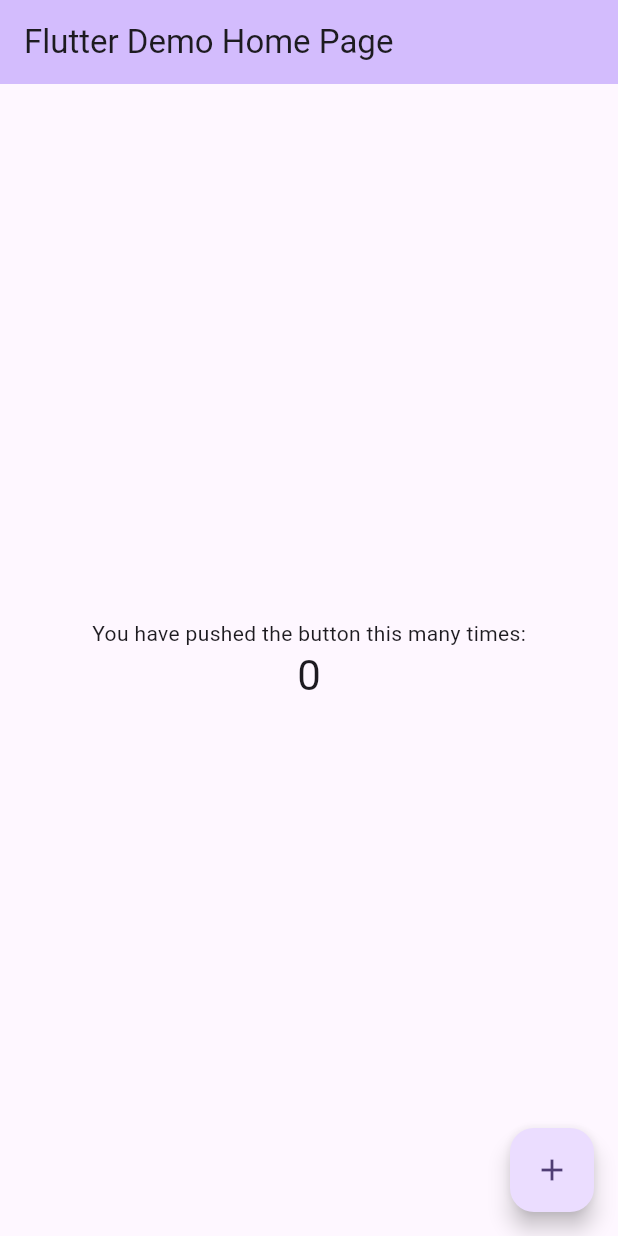
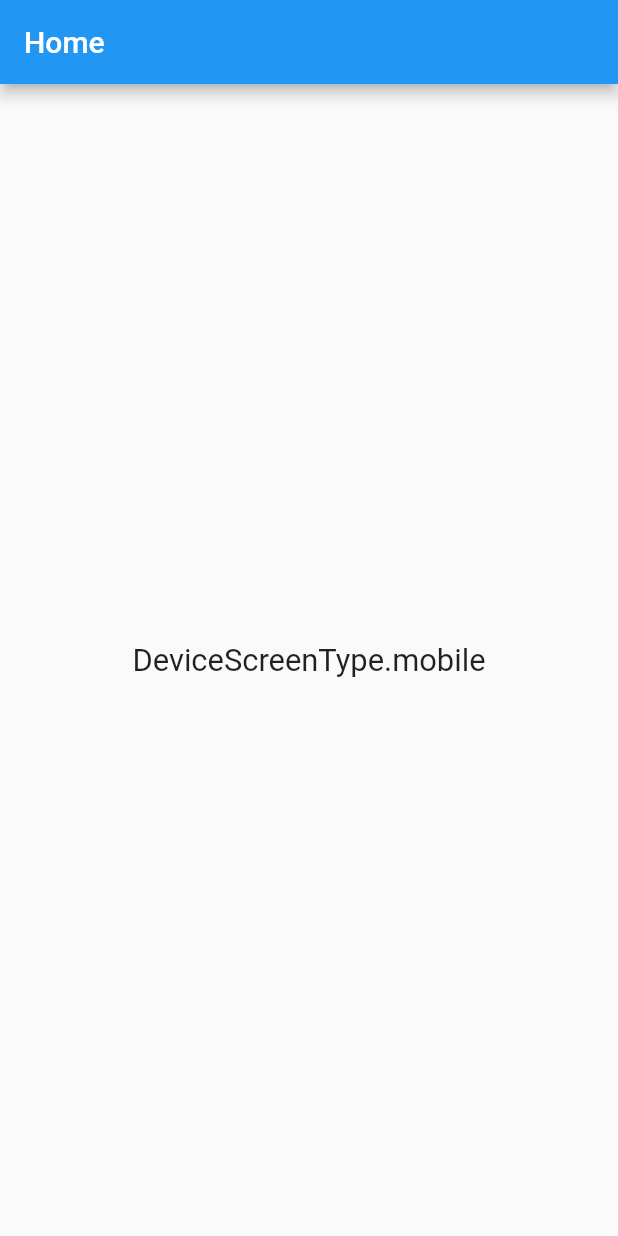
Before and after one commit to csearafat01/module_8, a Flutter app: the screen it shows after launch, on a phone screen of 412 x 824 dp. Run offline on Flutter 3.47's test engine with Material 2 defaults, Android fonts, the phone set to English and light mode, and no system bars; our stand-ins replace device_preview, responsive_builder, sizer.

Commit message:
module_8_device_preview and Sizer

```diff
--- /dev/null
+++ b/lib/home_screen.dart
@@ -0,0 +1,33 @@
+import 'package:flutter/material.dart';
+import 'package:responsive_builder/responsive_builder.dart';
+import 'package:sizer/sizer.dart';
+
+/// Stack, Positioned, Align
+/// responsive Layout builder: responsive_builder
+/// Device preview : device_preview
+/// Size (height, width) : Sizer
+
+class HomeScreen extends StatelessWidget {
+  const HomeScreen({super.key});
+
+  @override
+  Widget build(BuildContext context) {
+    return Scaffold(
+      appBar: AppBar(
+        title: Text('Home'),
+      ),
+      body: ResponsiveBuilder(
+        builder: (context, sizeInformation) {
+          return Center(
+            child: Text(
+              sizeInformation.deviceScreenType.toString(),
+              style: TextStyle(
+                  fontSize: 15.sp
+              ),
+            ),
+          );
+        },
+      ),
+    );
+  }
+}
--- a/lib/main.dart
+++ b/lib/main.dart
@@ -1,125 +1,34 @@
+import 'package:device_preview/device_preview.dart';
+import 'package:flutter/foundation.dart';
 import 'package:flutter/material.dart';
+import 'home_screen.dart';
+import 'package:sizer/sizer.dart';
 
 void main() {
-  runApp(const MyApp());
+  runApp(
+    DevicePreview(
+      enabled: kDebugMode,
+      builder: (context) {
+        return MyApp();
+      },
+    ),
+  );
 }
 
 class MyApp extends StatelessWidget {
   const MyApp({super.key});
 
-  // This widget is the root of your application.
   @override
   Widget build(BuildContext context) {
-    return MaterialApp(
-      title: 'Module 8',
-      theme: ThemeData(
-        // This is the theme of your application.
-        //
-        // TRY THIS: Try running your application with "flutter run". You'll see
-        // the application has a blue toolbar. Then, without quitting the app,
-        // try changing the seedColor in the colorScheme below to Colors.green
-        // and then invoke "hot reload" (save your changes or press the "hot
-        // reload" button in a Flutter-supported IDE, or press "r" if you used
-        // the command line to start the app).
-        //
-        // Notice that the counter didn't reset back to zero; the application
-        // state is not lost during the reload. To reset the state, use hot
-        // restart instead.
-        //
-        // This works for code too, not just values: Most code changes can be
-        // tested with just a hot reload.
-        colorScheme: ColorScheme.fromSeed(seedColor: Colors.deepPurple),
-        useMaterial3: true,
-      ),
-      home: const MyHomePage(title: 'Flutter Demo Home Page'),
+    return Sizer(
+        builder: (context, orientation, deviceType) {
+          print(deviceType);
+          return MaterialApp(
+            locale: DevicePreview.locale(context),
+            builder: DevicePreview.appBuilder,
+            home: HomeScreen(),
+          );
+        }
     );
   }
 }
-
-class MyHomePage extends StatefulWidget {
-  const MyHomePage({super.key, required this.title});
-
-  // This widget is the home page of your application. It is stateful, meaning
-  // that it has a State object (defined below) that contains fields that affect
-  // how it looks.
-
-  // This class is the configuration for the state. It holds the values (in this
-  // case the title) provided by the parent (in this case the App widget) and
-  // used by the build method of the State. Fields in a Widget subclass are
-  // always marked "final".
-
-  final String title;
-
-  @override
-  State<MyHomePage> createState() => _MyHomePageState();
-}
-
-class _MyHomePageState extends State<MyHomePage> {
-  int _counter = 0;
-
-  void _incrementCounter() {
-    setState(() {
-      // This call to setState tells the Flutter framework that something has
-      // changed in this State, which causes it to rerun the build method below
-      // so that the display can reflect the updated values. If we changed
-      // _counter without calling setState(), then the build method would not be
-      // called again, and so nothing would appear to happen.
-      _counter++;
-    });
-  }
-
-  @override
-  Widget build(BuildContext context) {
-    // This method is rerun every time setState is called, for instance as done
-    // by the _incrementCounter method above.
-    //
-    // The Flutter framework has been optimized to make rerunning build methods
-    // fast, so that you can just rebuild anything that needs updating rather
-    // than having to individually change instances of widgets.
-    return Scaffold(
-      appBar: AppBar(
-        // TRY THIS: Try changing the color here to a specific color (to
-        // Colors.amber, perhaps?) and trigger a hot reload to see the AppBar
-        // change color while the other colors stay the same.
-        backgroundColor: Theme.of(context).colorScheme.inversePrimary,
-        // Here we take the value from the MyHomePage object that was created by
-        // the App.build method, and use it to set our appbar title.
-        title: Text(widget.title),
-      ),
-      body: Center(
-        // Center is a layout widget. It takes a single child and positions it
-        // in the middle of the parent.
-        child: Column(
-          // Column is also a layout widget. It takes a list of children and
-          // arranges them vertically. By default, it sizes itself to fit its
-          // children horizontally, and tries to be as tall as its parent.
-          //
-          // Column has various properties to control how it sizes itself and
-          // how it positions its children. Here we use mainAxisAlignment to
-          // center the children vertically; the main axis here is the vertical
-          // axis because Columns are vertical (the cross axis would be
-          // horizontal).
-          //
-          // TRY THIS: Invoke "debug painting" (choose the "Toggle Debug Paint"
-          // action in the IDE, or press "p" in the console), to see the
-          // wireframe for each widget.
-          mainAxisAlignment: MainAxisAlignment.center,
-          children: <Widget>[
-            const Text(
-              'You have pushed the button this many times:',
-            ),
-            Text(
-              '$_counter',
-              style: Theme.of(context).textTheme.headlineMedium,
-            ),
-          ],
-        ),
-      ),
-      floatingActionButton: FloatingActionButton(
-        onPressed: _incrementCounter,
-        tooltip: 'Increment',
-        child: const Icon(Icons.add),
-      ), // This trailing comma makes auto-formatting nicer for build methods.
-    );
-  }
-}
--- a/pubspec.yaml
+++ b/pubspec.yaml
@@ -35,6 +35,9 @@ dependencies:
   # The following adds the Cupertino Icons font to your application.
   # Use with the CupertinoIcons class for iOS style icons.
   cupertino_icons: ^1.0.2
+  responsive_builder: ^0.7.0
+  device_preview: ^1.1.0
+  sizer: ^2.0.15
 
 dev_dependencies:
   flutter_test:
```
Also changed, not shown: pubspec.lock, 1 other file.
